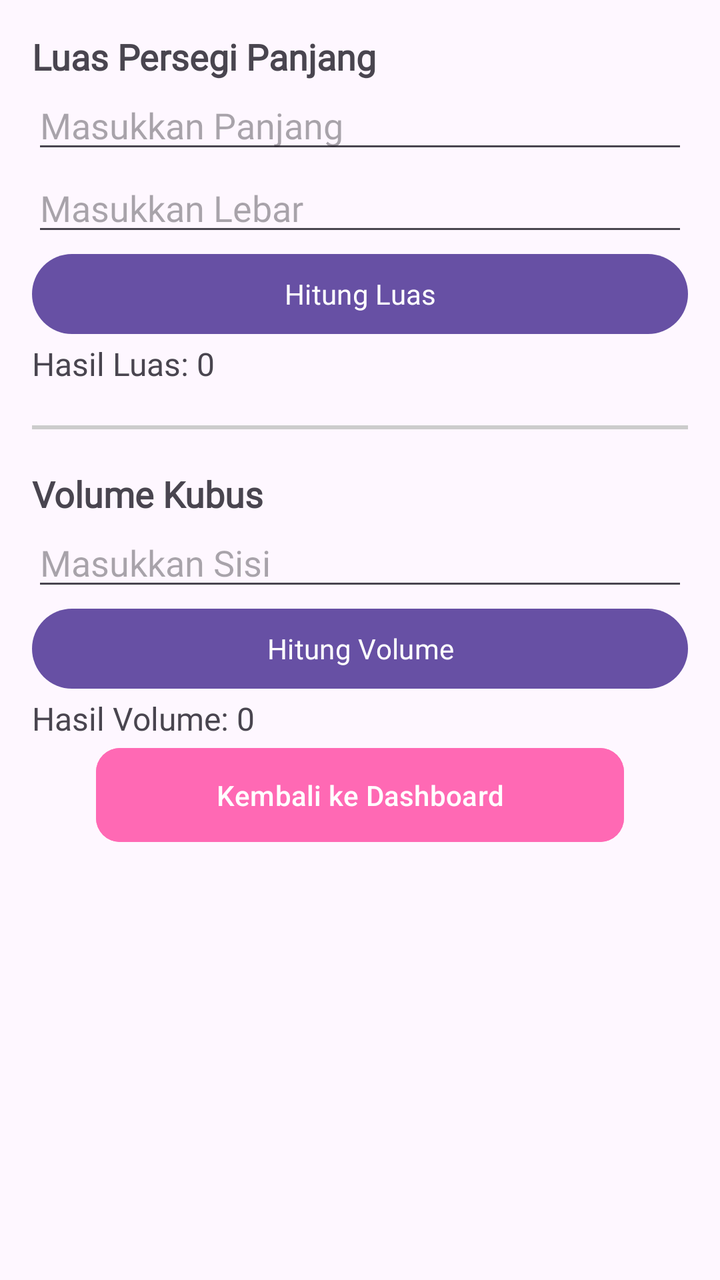
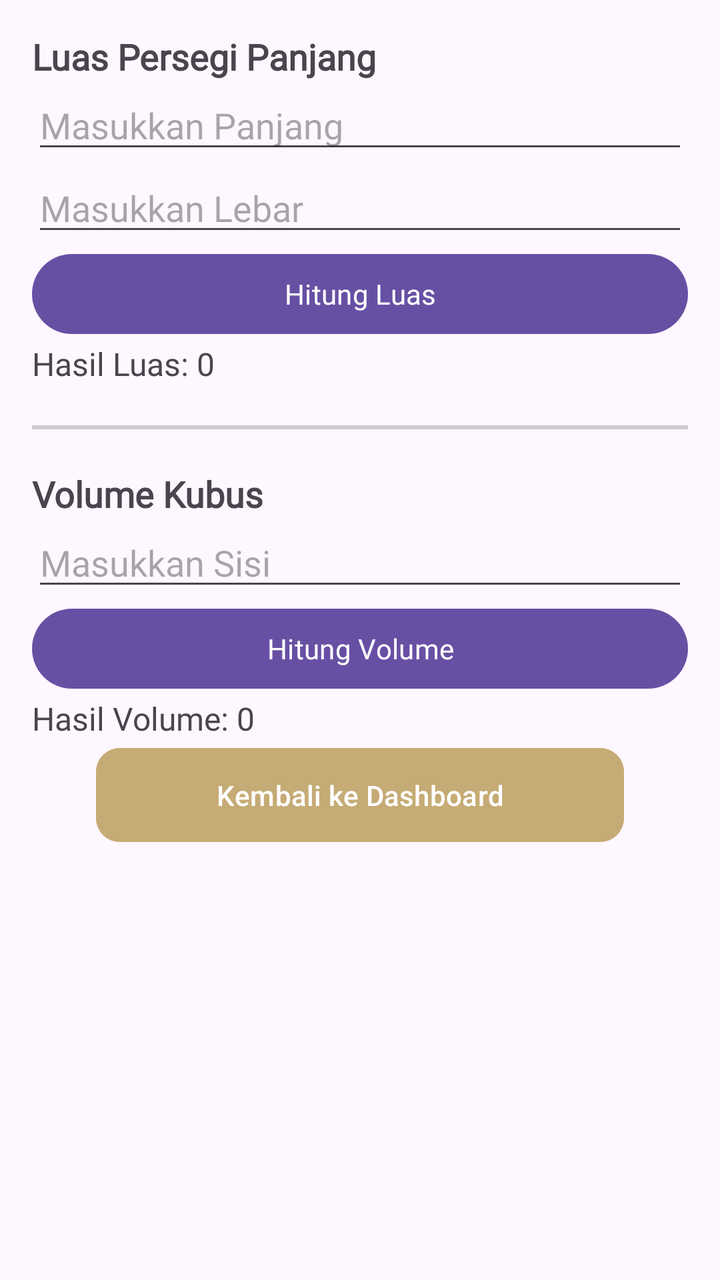

An Android layout rendered at two revisions. The XML below is the earlier revision; the diff shows what the commit changed to produce the second picture.
<!-- AndroidManifest.xml: application theme Theme.Mersya_queen -->
<!-- res/layout/activity_main.xml -->
<?xml version="1.0" encoding="utf-8"?>
<ScrollView xmlns:android="http://schemas.android.com/apk/res/android"
    android:layout_width="match_parent"
    android:layout_height="match_parent"
    xmlns:app="http://schemas.android.com/apk/res-auto"
    android:padding="16dp">

    <LinearLayout
        android:layout_width="match_parent"
        android:layout_height="wrap_content"
        android:orientation="vertical">

        <TextView
            android:layout_width="wrap_content"
            android:layout_height="wrap_content"
            android:text="Luas Persegi Panjang"
            android:fontFamily="@font/poppins"
            android:textSize="18sp"
            android:textStyle="bold" />

        <EditText
            android:id="@+id/etPanjang"
            android:layout_width="match_parent"
            android:layout_height="wrap_content"
            android:fontFamily="@font/poppins"
            android:hint="Masukkan Panjang"
            android:inputType="numberDecimal" />

        <EditText
            android:id="@+id/etLebar"
            android:layout_width="match_parent"
            android:layout_height="wrap_content"
            android:fontFamily="@font/poppins"
            android:hint="Masukkan Lebar"
            android:inputType="numberDecimal" />

        <Button
            android:id="@+id/btnHitungLuas"
            android:layout_width="match_parent"
            android:layout_height="wrap_content"
            android:fontFamily="@font/poppins"
            android:text="Hitung Luas" />

        <TextView
            android:id="@+id/tvHasilLuas"
            android:layout_width="wrap_content"
            android:layout_height="wrap_content"
            android:fontFamily="@font/poppins"
            android:text="Hasil Luas: 0"
            android:textSize="16sp" />

        <View
            android:layout_width="match_parent"
            android:layout_height="2dp"
            android:layout_marginVertical="20dp"
            android:background="#CCCCCC" />

        <TextView
            android:layout_width="wrap_content"
            android:layout_height="wrap_content"
            android:fontFamily="@font/poppins"
            android:text="Volume Kubus"
            android:textSize="18sp"
            android:textStyle="bold" />

        <EditText
            android:id="@+id/etSisi"
            android:layout_width="match_parent"
            android:layout_height="wrap_content"
            android:fontFamily="@font/poppins"
            android:hint="Masukkan Sisi"
            android:inputType="numberDecimal" />

        <Button
            android:id="@+id/btnHitungVolume"
            android:layout_width="match_parent"
            android:layout_height="wrap_content"
            android:fontFamily="@font/poppins"
            android:text="Hitung Volume" />

        <TextView
            android:id="@+id/tvHasilVolume"
            android:fontFamily="@font/poppins"
            android:layout_width="wrap_content"
            android:layout_height="wrap_content"
            android:text="Hasil Volume: 0"
            android:textSize="16sp" />

        <Button
            android:id="@+id/btnKembali"
            android:layout_width="match_parent"
            android:layout_height="55dp"
            android:layout_marginHorizontal="32dp"
            android:layout_marginBottom="32dp"
            android:backgroundTint="#FF69B4"
            android:text="Kembali ke Dashboard"
            android:textAllCaps="false"
            android:textColor="#FFFFFF"
            app:cornerRadius="12dp"
            app:layout_constraintBottom_toBottomOf="parent"
            app:layout_constraintEnd_toEndOf="parent"
            app:layout_constraintStart_toStartOf="parent" />

    </LinearLayout>

</ScrollView>
<!-- resources referenced by this layout -->
<resources>
  <style name="Theme.Mersya_queen" parent="Base.Theme.Mersya_queen" />
  <style name="Base.Theme.Mersya_queen" parent="Theme.Material3.DayNight.NoActionBar">
          
          
      </style>
</resources>

<!-- the commit's change to res/layout/activity_main.xml (unified diff, before → after) -->
@@ -92,7 +92,7 @@
             android:layout_height="55dp"
             android:layout_marginHorizontal="32dp"
             android:layout_marginBottom="32dp"
-            android:backgroundTint="#FF69B4"
+            android:backgroundTint="#C5AB75"
             android:text="Kembali ke Dashboard"
             android:textAllCaps="false"
             android:textColor="#FFFFFF"
